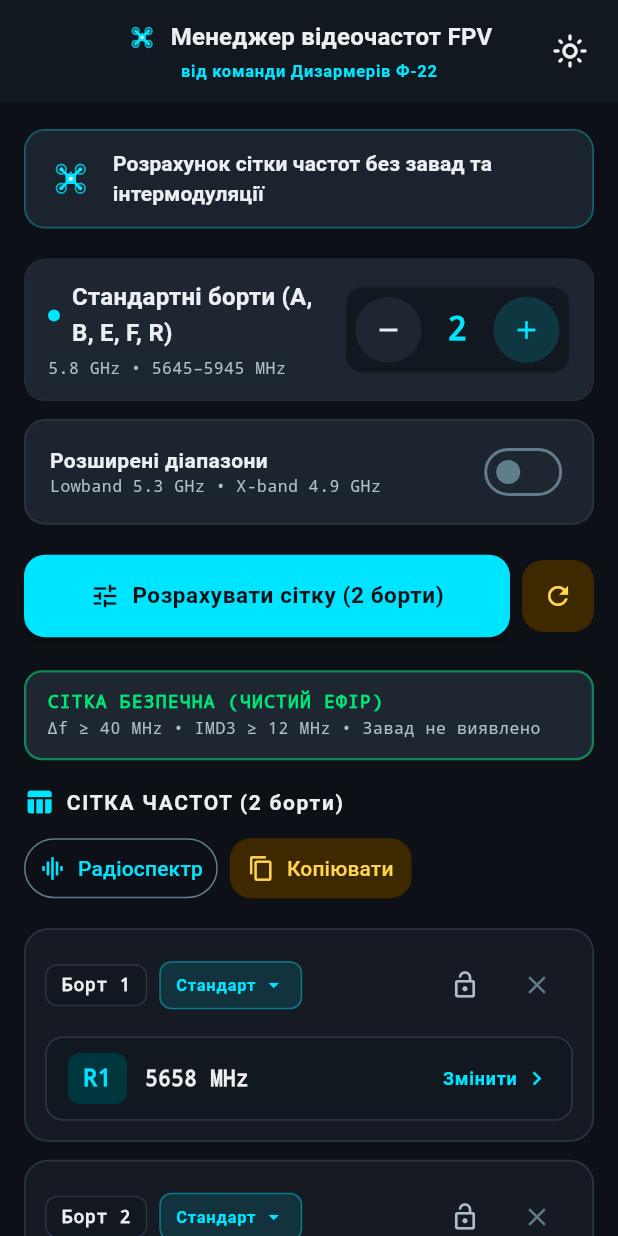
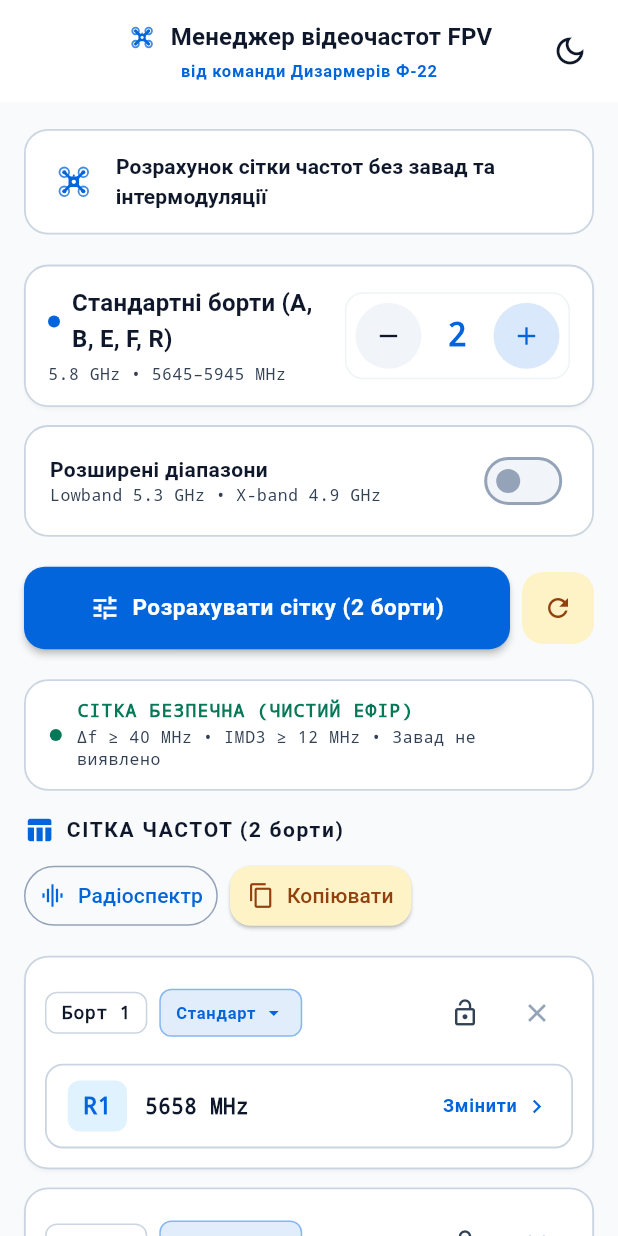
Before and after one commit to khronosXP/fpv-freq-manager, a Flutter app: the screen it shows after launch, on a phone screen of 412 x 824 dp. Run offline on Flutter 3.47's test engine with Material 3 defaults, Android fonts, the light colour scheme and no system bars; our stand-ins replace flutter_riverpod.

Commit message:
feat(ui): default to light theme and unify all card border radii and strokes

```diff
--- a/lib/presentation/providers/theme_provider.dart
+++ b/lib/presentation/providers/theme_provider.dart
@@ -8,7 +8,7 @@ final themeModeProvider = NotifierProvider<ThemeModeNotifier, ThemeMode>(
 class ThemeModeNotifier extends Notifier<ThemeMode> {
   @override
   ThemeMode build() {
-    return ThemeMode.dark;
+    return ThemeMode.light;
   }
 
   void toggleTheme() {
--- a/lib/presentation/widgets/board_counter_card.dart
+++ b/lib/presentation/widgets/board_counter_card.dart
@@ -30,15 +30,17 @@ class BoardCounterCard extends StatelessWidget {
   Widget build(BuildContext context) {
     final theme = Theme.of(context);
     final colorScheme = theme.colorScheme;
+    final isLight = theme.brightness == Brightness.light;
     final effectiveAccent = accentColor ?? colorScheme.primary;
 
     return Card(
       margin: const EdgeInsets.symmetric(vertical: 6),
-      elevation: 0,
+      elevation: isLight ? 1 : 0,
       shape: RoundedRectangleBorder(
-        borderRadius: BorderRadius.circular(14),
+        borderRadius: BorderRadius.circular(16),
         side: BorderSide(
-          color: colorScheme.outlineVariant.withValues(alpha: 0.25),
+          color: colorScheme.outlineVariant,
+          width: isLight ? 1.2 : 1.0,
         ),
       ),
       child: Padding(
--- a/lib/presentation/widgets/calculator_header_banner.dart
+++ b/lib/presentation/widgets/calculator_header_banner.dart
@@ -12,17 +12,15 @@ class CalculatorHeaderBanner extends StatelessWidget {
     final isLight = theme.brightness == Brightness.light;
 
     return Container(
-      padding: const EdgeInsets.symmetric(horizontal: 14, vertical: 12),
+      padding: const EdgeInsets.symmetric(horizontal: 16, vertical: 14),
       decoration: BoxDecoration(
         color: isLight
             ? colorScheme.surface
             : colorScheme.surfaceContainerHighest.withValues(alpha: 0.85),
-        borderRadius: BorderRadius.circular(14),
+        borderRadius: BorderRadius.circular(16),
         border: Border.all(
-          color: isLight
-              ? colorScheme.outlineVariant
-              : colorScheme.primary.withValues(alpha: 0.3),
-          width: 1.2,
+          color: colorScheme.outlineVariant,
+          width: isLight ? 1.2 : 1.0,
         ),
       ),
       child: Row(
--- a/lib/presentation/widgets/fleet/fleet_counters_section.dart
+++ b/lib/presentation/widgets/fleet/fleet_counters_section.dart
@@ -37,17 +37,15 @@ class FleetCountersSection extends ConsumerWidget {
         // 2. Блок перемикання розширених діапазонів
         Container(
           margin: const EdgeInsets.symmetric(vertical: 6),
-          padding: const EdgeInsets.symmetric(horizontal: 16, vertical: 10),
+          padding: const EdgeInsets.symmetric(horizontal: 16, vertical: 12),
           decoration: BoxDecoration(
             color: isLight
                 ? colorScheme.surface
-                : colorScheme.surfaceContainerHighest.withValues(alpha: 0.9),
-            borderRadius: BorderRadius.circular(14),
+                : colorScheme.surfaceContainerHighest.withValues(alpha: 0.85),
+            borderRadius: BorderRadius.circular(16),
             border: Border.all(
-              color: state.useExtendedBands
-                  ? colorScheme.secondary.withValues(alpha: 0.6)
-                  : colorScheme.outlineVariant,
-              width: 1.2,
+              color: colorScheme.outlineVariant,
+              width: isLight ? 1.2 : 1.0,
             ),
           ),
           child: Row(
--- a/lib/presentation/widgets/manual/collision_summary_banner.dart
+++ b/lib/presentation/widgets/manual/collision_summary_banner.dart
@@ -29,17 +29,32 @@ class CollisionSummaryBanner extends StatelessWidget {
   }
 
   Widget _buildCleanBanner(ColorScheme colorScheme, ThemeData theme) {
+    final isLight = theme.brightness == Brightness.light;
     return Container(
-      margin: const EdgeInsets.symmetric(vertical: 8),
-      padding: const EdgeInsets.symmetric(horizontal: 14, vertical: 12),
+      margin: const EdgeInsets.symmetric(vertical: 6),
+      padding: const EdgeInsets.symmetric(horizontal: 16, vertical: 12),
       decoration: BoxDecoration(
-        color: colorScheme.surfaceContainerHighest,
-        borderRadius: BorderRadius.circular(12),
+        color: isLight
+            ? colorScheme.surface
+            : colorScheme.surfaceContainerHighest.withValues(alpha: 0.85),
+        borderRadius: BorderRadius.circular(16),
         border: Border.all(
-          color: colorScheme.tertiary.withValues(alpha: 0.5),
-          width: 1.5,
+          color: colorScheme.outlineVariant,
+          width: isLight ? 1.2 : 1.0,
         ),
       ),
+      child: Row(
+        children: [
+          Container(
+            width: 8,
+            height: 8,
+            decoration: BoxDecoration(
+              color: colorScheme.tertiary,
+              shape: BoxShape.circle,
+            ),
+          ),
+          const SizedBox(width: 10),
+          Expanded(
             child: Column(
               crossAxisAlignment: CrossAxisAlignment.start,
               children: [
@@ -63,10 +78,14 @@ class CollisionSummaryBanner extends StatelessWidget {
                 ),
               ],
             ),
+          ),
+        ],
+      ),
     );
   }
 
   Widget _buildCollisionBanner(ColorScheme colorScheme, ThemeData theme) {
+    final isLight = theme.brightness == Brightness.light;
     final directCount = report.directCollisions.length;
     final imdCount = report.imdCollisions.length;
     final tbCount = report.tripleBeatCollisions.length;
@@ -80,14 +99,16 @@ class CollisionSummaryBanner extends StatelessWidget {
     }
 
     return Container(
-      margin: const EdgeInsets.symmetric(vertical: 8),
-      padding: const EdgeInsets.all(14),
+      margin: const EdgeInsets.symmetric(vertical: 6),
+      padding: const EdgeInsets.symmetric(horizontal: 16, vertical: 14),
       decoration: BoxDecoration(
-        color: colorScheme.errorContainer.withValues(alpha: 0.2),
-        borderRadius: BorderRadius.circular(14),
+        color: colorScheme.errorContainer.withValues(
+          alpha: isLight ? 0.35 : 0.2,
+        ),
+        borderRadius: BorderRadius.circular(16),
         border: Border.all(
-          color: colorScheme.error.withValues(alpha: 0.6),
-          width: 1.5,
+          color: colorScheme.error.withValues(alpha: 0.7),
+          width: isLight ? 1.2 : 1.0,
         ),
       ),
       child: Column(
--- a/lib/presentation/widgets/manual/manual_drone_slot_card.dart
+++ b/lib/presentation/widgets/manual/manual_drone_slot_card.dart
@@ -60,10 +60,7 @@ class ManualDroneSlotCard extends StatelessWidget {
       color: cardBg,
       shape: RoundedRectangleBorder(
         borderRadius: BorderRadius.circular(16),
-        side: BorderSide(
-          color: borderColor,
-          width: hasConflict || slot.isLocked ? 1.5 : 1.2,
-        ),
+        side: BorderSide(color: borderColor, width: isLight ? 1.2 : 1.0),
       ),
       child: Padding(
         padding: const EdgeInsets.all(14),
@@ -102,6 +99,7 @@ class ManualDroneSlotCard extends StatelessWidget {
     ThemeData theme,
   ) {
     final ch = slot.channel;
+    final isLight = theme.brightness == Brightness.light;
     return InkWell(
       onTap: () {
         ChannelPickerSheet.show(
@@ -122,7 +120,7 @@ class ManualDroneSlotCard extends StatelessWidget {
             color: hasConflict
                 ? colorScheme.error.withValues(alpha: 0.5)
                 : colorScheme.outlineVariant,
-            width: 1.2,
+            width: isLight ? 1.2 : 1.0,
           ),
         ),
         child: Row(
```
Also changed, not shown: 1 other file. Lines whose indentation alone changed are shown as unchanged.
